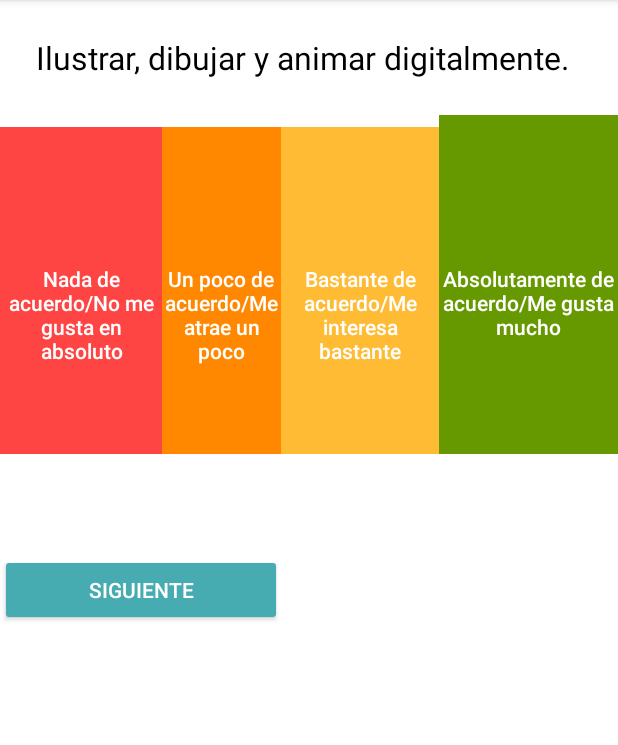
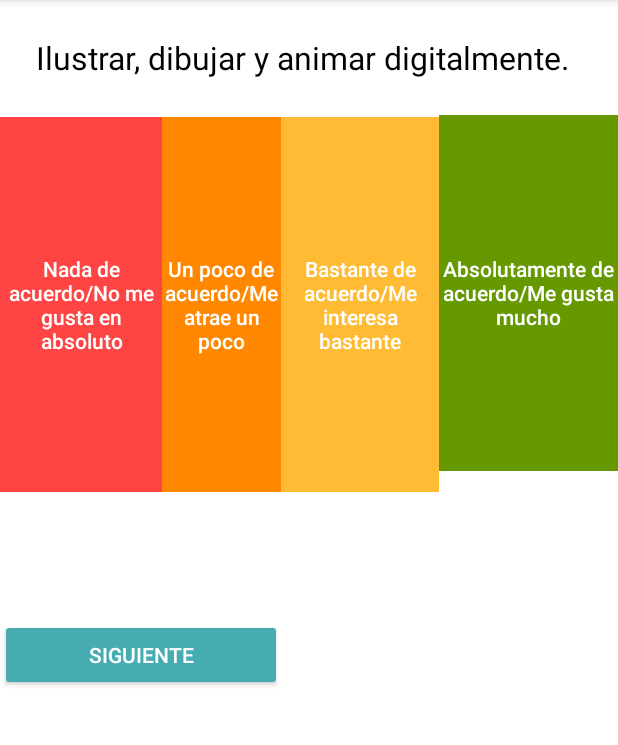
Before and after one commit to adrianrs2510/EscolaVision, an Android app built with Jetpack Compose: the screen it shows after launch (MainActivity), on a phone screen of 412 x 824 dp, the part 84-829 px from its top. Run offline under Robolectric (Android 15) with nearby library versions, the phone set to English and light mode, and no system bars.

```diff
--- a/app/src/main/res/layout/activity_escola_vision.xml
+++ b/app/src/main/res/layout/activity_escola_vision.xml
@@ -18,8 +18,7 @@
 
     <LinearLayout
         android:layout_width="wrap_content"
-        android:layout_height="18dp"
-        android:layout_weight="0.5"
+        android:layout_height="269dp"
         android:orientation="horizontal">
 
         <Button
@@ -27,9 +26,10 @@
             style="?android:attr/buttonBarButtonStyle"
             android:layout_width="wrap_content"
             android:layout_height="250dp"
-            android:layout_weight="1"
+            android:layout_weight="0.5"
             android:background="@android:color/holo_red_light"
             android:clickable="true"
+            android:gravity="center"
             android:minWidth="64dp"
             android:minHeight="54dip"
             android:text="@string/button1"
@@ -40,8 +40,9 @@
             style="?android:attr/buttonBarButtonStyle"
             android:layout_width="wrap_content"
             android:layout_height="250dp"
-            android:layout_weight="1"
+            android:layout_weight="0.5"
             android:background="@android:color/holo_orange_dark"
+            android:gravity="center"
             android:minWidth="64dp"
             android:minHeight="54dip"
             android:text="@string/button2"
@@ -52,8 +53,9 @@
             style="?android:attr/buttonBarButtonStyle"
             android:layout_width="wrap_content"
             android:layout_height="250dp"
-            android:layout_weight="1"
+            android:layout_weight="0.5"
             android:background="@android:color/holo_orange_light"
+            android:gravity="center"
             android:minWidth="64dp"
             android:minHeight="54dip"
             android:text="@string/button3"
@@ -63,9 +65,10 @@
             android:id="@+id/boton4"
             style="?android:attr/buttonBarButtonStyle"
             android:layout_width="wrap_content"
-            android:layout_height="250dp"
-            android:layout_weight="1"
+            android:layout_height="237dp"
+            android:layout_weight="0.5"
             android:background="@android:color/holo_green_dark"
+            android:gravity="center"
             android:minWidth="64dp"
             android:minHeight="54dip"
             android:text="@string/button4"
```
